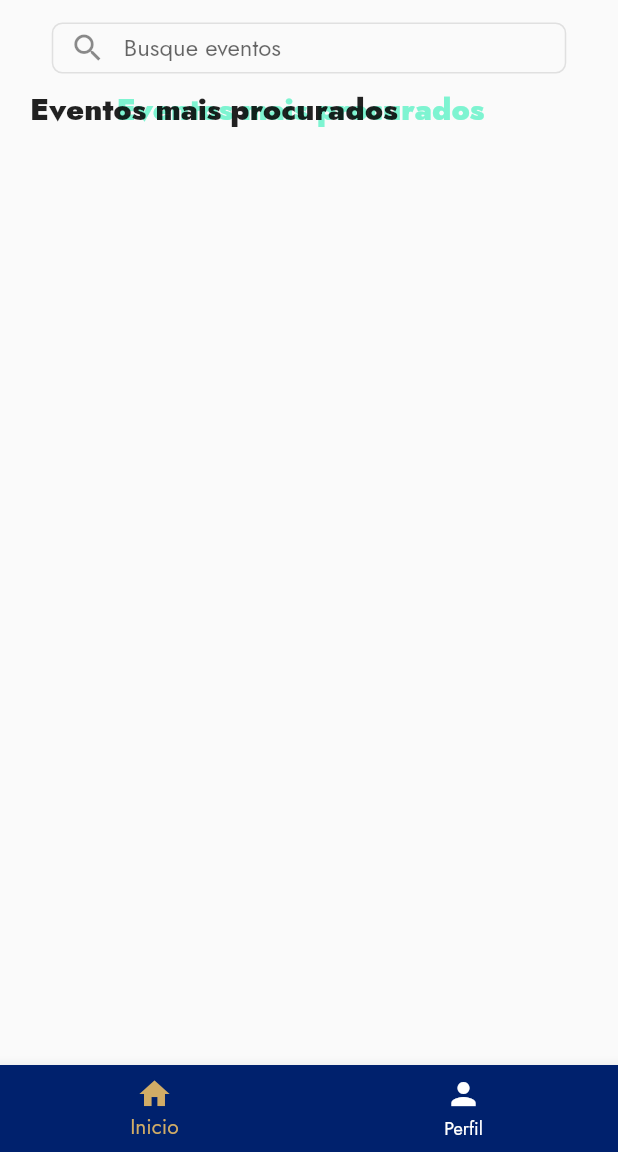
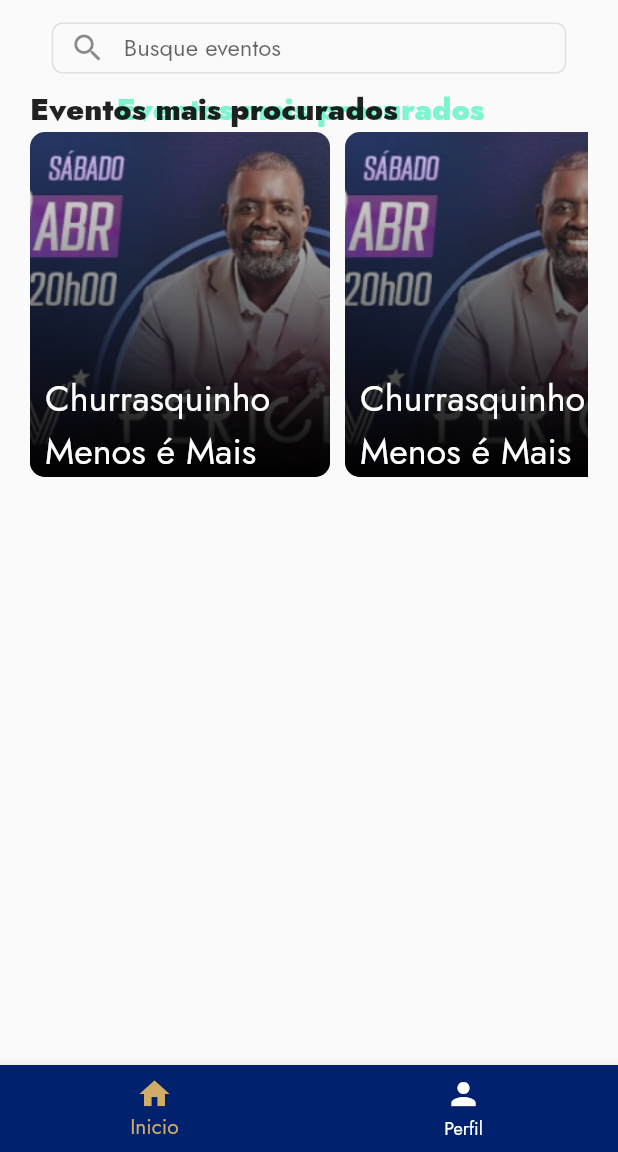
Before and after one commit to MatheusAGomes/dibs, a Flutter app: the screen it shows after launch, on a phone screen of 412 x 824 dp, the part 84-1236 px from its top. Run offline on Flutter 3.47's test engine with Material 2 defaults, Android fonts, the phone set to English and light mode, and no system bars; drawn by our look-alikes of loader_overlay; our stand-ins replace animated_toggle_switch, dio, fluttertoast, google_fonts, jwt_decoder, pretty_dio_logger and 2 more; missing offline and left inert: validatorless; generated files the repository leaves out were written again; project files that could hold a hidden picture were left out.

Commit message:
Main com imagem

```diff
--- a/lib/private/mainScreen.dart
+++ b/lib/private/mainScreen.dart
@@ -33,6 +33,7 @@ class _MainScreenState extends State<MainScreen> {
         body: SafeArea(
           child: Padding(
             padding: EdgeInsets.symmetric(vertical: 10, horizontal: 20),
+            child: SingleChildScrollView(
               child: Column(
                 children: [
                   Row(
@@ -65,7 +66,8 @@ class _MainScreenState extends State<MainScreen> {
                                 width: 1, color: Colors.grey.shade300)),
                         focusedBorder: OutlineInputBorder(
                             borderRadius: BorderRadius.circular(7),
-                          borderSide: BorderSide(width: 1, color: Colors.grey)),
+                            borderSide:
+                                BorderSide(width: 1, color: Colors.grey)),
                       ),
                     ),
                   ),
@@ -96,8 +98,89 @@ class _MainScreenState extends State<MainScreen> {
                         ),
                       ],
                     ),
-                ])
+                  ]),
+                  Container(
+                    height: 230,
+                    child: ListView(
+                      scrollDirection: Axis.horizontal,
+                      children: [
+                        Stack(alignment: Alignment.bottomLeft, children: [
+                          Container(
+                            decoration: BoxDecoration(
+                                image: DecorationImage(
+                                  fit: BoxFit.cover,
+                                  image: AssetImage(
+                                      'assets/images/PericlesEx.png'),
+                                ),
+                                borderRadius:
+                                    BorderRadiusDirectional.circular(10)),
+                            width: 200,
+                          ),
+                          Container(
+                            width: 200,
+                            decoration: BoxDecoration(
+                              borderRadius:
+                                  BorderRadiusDirectional.circular(10),
+                              gradient: LinearGradient(
+                                  begin: Alignment.topCenter,
+                                  end: Alignment.bottomCenter,
+                                  colors: [Colors.transparent, Colors.black]),
+                            ),
+                          ),
+                          Padding(
+                            padding: const EdgeInsets.only(left: 10),
+                            child: SizedBox(
+                              height: 70,
+                              width: 200,
+                              child: Text(
+                                'Churrasquinho Menos é Mais',
+                                style: TextStyle(
+                                    color: Colors.white, fontSize: 24),
+                              ),
+                            ),
+                          ),
+                        ]),
+                        Stack(alignment: Alignment.bottomLeft, children: [
+                          Container(
+                            decoration: BoxDecoration(
+                                image: DecorationImage(
+                                  fit: BoxFit.cover,
+                                  image: AssetImage(
+                                      'assets/images/PericlesEx.png'),
+                                ),
+                                borderRadius:
+                                    BorderRadiusDirectional.circular(10)),
+                            width: 200,
+                          ),
+                          Container(
+                            width: 200,
+                            decoration: BoxDecoration(
+                              borderRadius:
+                                  BorderRadiusDirectional.circular(10),
+                              gradient: LinearGradient(
+                                  begin: Alignment.topCenter,
+                                  end: Alignment.bottomCenter,
+                                  colors: [Colors.transparent, Colors.black]),
+                            ),
+                          ),
+                          Padding(
+                            padding: const EdgeInsets.only(left: 10),
+                            child: SizedBox(
+                              height: 70,
+                              width: 200,
+                              child: Text(
+                                'Churrasquinho Menos é Mais',
+                                style: TextStyle(
+                                    color: Colors.white, fontSize: 24),
+                              ),
+                            ),
+                          ),
+                        ]),
                       ],
+                    ),
+                  )
+                ],
+              ),
             ),
           ),
         ));
```
Also changed, not shown: assets/images/PericlesEx.png (added). Lines whose indentation alone changed are shown as unchanged.
